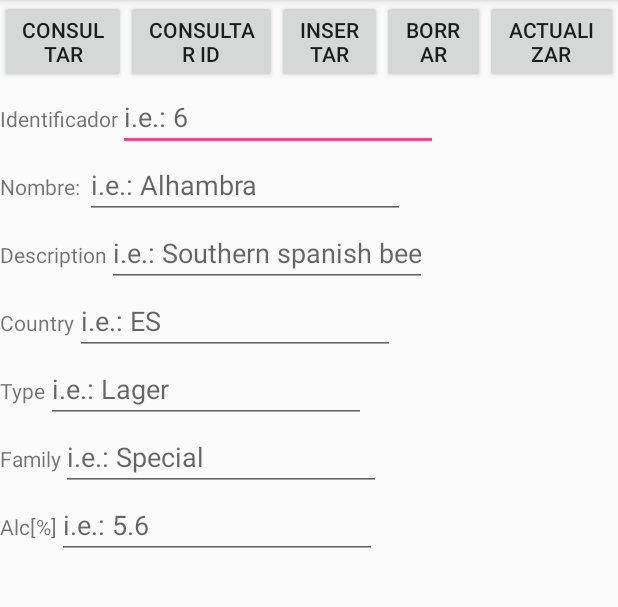
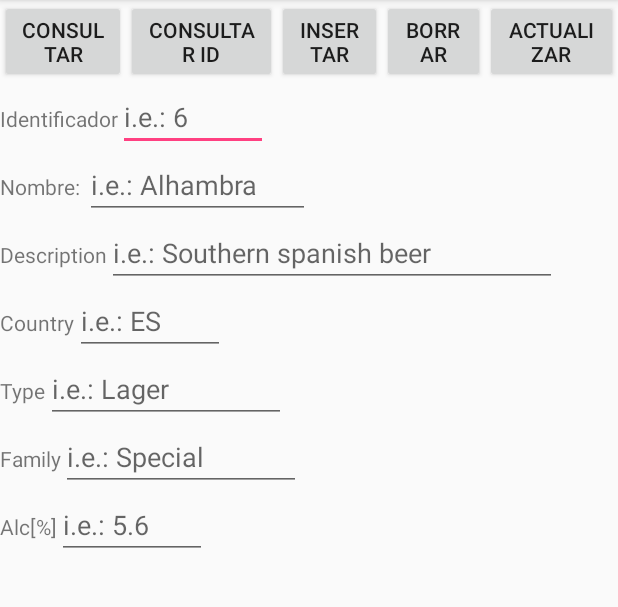
Before and after one commit to jalmansa88/beerws-client-android, an Android app: the screen it shows after launch (MainActivity), after a tap on "INSERTAR", on a phone screen of 412 x 824 dp, the part 84-691 px from its top. Run offline under Robolectric (Android 15) with nearby library versions, the phone set to English and light mode, and no system bars; 2 other taps on this screen came first.

```diff
--- a/app/src/main/java/com/example/developmentvmachine/serviciosweb/MainActivity.java
+++ b/app/src/main/java/com/example/developmentvmachine/serviciosweb/MainActivity.java
@@ -3,31 +3,20 @@ package com.example.developmentvmachine.serviciosweb;
 import android.os.Bundle;
 import android.support.v7.app.AppCompatActivity;
 import android.text.TextUtils;
+import android.text.method.ScrollingMovementMethod;
 import android.view.Menu;
 import android.view.MenuItem;
 import android.view.View;
 import android.widget.Button;
 import android.widget.EditText;
 import android.widget.TextView;
+import android.widget.Toast;
 
 import com.example.developmentvmachine.serviciosweb.utils.Constants;
 import com.example.developmentvmachine.serviciosweb.utils.HttpConnection;
 import com.example.developmentvmachine.serviciosweb.utils.HttpGet;
 
 public class MainActivity extends AppCompatActivity implements View.OnClickListener{
-
-//    private static String GET_ALL_URL = "http://softcode.esy.es/getAll.php";
-//    private static String GET_BY_ID_URL = "http://softcode.esy.es/getCervezaById.php?id=";
-//    private static String INSERT_URL = "http://softcode.esy.es/insertCerveza.php";
-//    private static String UPDATE_URL = "http://softcode.esy.es/updateCerveza.php";
-//    private static String DELETE_URL = "http://softcode.esy.es/deleteCerveza.php";
-
-//    private static String GET_ALL = "getAll";
-//    private static String GET_BY_ID = "getById";
-//    private static String INSERT = "insert";
-//    private static String UPDATE = "update";
-//    private static String DELETE = "delete";
-
 
     Button consultar;
     Button constarId;
@@ -65,6 +54,7 @@ public class MainActivity extends AppCompatActivity implements View.OnClickListe
         tipo = (EditText)findViewById(R.id.etType);
         alc = (EditText)findViewById(R.id.etAlc);
         resultado = (TextView) findViewById(R.id.tvResultado);
+        resultado.setMovementMethod(new ScrollingMovementMethod());
 
         consultar.setOnClickListener(this);
         constarId.setOnClickListener(this);
@@ -119,10 +109,12 @@ public class MainActivity extends AppCompatActivity implements View.OnClickListe
                     hiloConexion = new HttpConnection(this);
                     hiloConexion.execute(Constants.GET_BY_ID, identificador.getText().toString());
                 }else{
-                    resultado.setText("Introduce ID para consultar!!");
+                    Toast toast = Toast.makeText(this, "Introduce ID para consultar", Toast.LENGTH_SHORT);
+                    toast.show();
                 }
                 break;
             case R.id.insertar:
+                if (checkValuesForInserAndUpdate(identificador.getText().toString(), nombre.getText().toString())){
                     hiloConexion = new HttpConnection(this);
                     hiloConexion.execute(Constants.INSERT,
                             nombre.getText().toString(),
@@ -132,9 +124,13 @@ public class MainActivity extends AppCompatActivity implements View.OnClickListe
                             familia.getText().toString(),
                             alc.getText().toString()
                     );
-
+                }else{
+                    Toast toast = Toast.makeText(this, "ID y Nombre no pueden ser nulos!", Toast.LENGTH_SHORT);
+                    toast.show();
+                }
                 break;
             case R.id.actualizar:
+                if (checkValuesForInserAndUpdate(identificador.getText().toString(), nombre.getText().toString())){
                     hiloConexion = new HttpConnection(this);
                     hiloConexion.execute(Constants.UPDATE,
                             identificador.getText().toString(),
@@ -145,11 +141,19 @@ public class MainActivity extends AppCompatActivity implements View.OnClickListe
                             familia.getText().toString(),
                             alc.getText().toString()
                     );
-
+                }else {
+                    Toast toast = Toast.makeText(this, "ID y Nombre no pueden ser nulos!", Toast.LENGTH_SHORT);
+                    toast.show();
+                }
                 break;
             case R.id.borrar:
+                if (checkIdValue(identificador.getText().toString())) {
                     hiloConexion = new HttpConnection(this);
                     hiloConexion.execute(Constants.DELETE, identificador.getText().toString());
+                }else{
+                    Toast toast = Toast.makeText(this, "Introduce ID del registro a eliminar", Toast.LENGTH_SHORT);
+                    toast.show();
+                }
 
                 break;
             default:
@@ -163,10 +167,11 @@ public class MainActivity extends AppCompatActivity implements View.OnClickListe
             return false;
         }
         Integer id = Integer.parseInt(st);
-        if (id == null || id < 0){
-            return false;
+        return id > 0;
     }
-        return true;
+
+    private boolean checkValuesForInserAndUpdate(String id, String name){
+        return !TextUtils.isEmpty(id) && !TextUtils.isEmpty(name);
     }
 
 }
--- a/app/src/main/res/layout/content_main.xml
+++ b/app/src/main/res/layout/content_main.xml
@@ -64,12 +64,12 @@
 
         <EditText
             android:id="@+id/etId"
-            android:layout_width="wrap_content"
+            android:layout_width="100dp"
             android:layout_height="wrap_content"
             android:ems="10"
             android:hint="i.e.: 6"
-            android:maxLength="4"
-            android:inputType="number" />
+            android:inputType="number"
+            android:maxLength="4" />
 
     </LinearLayout>
 
@@ -86,12 +86,12 @@
 
         <EditText
             android:id="@+id/etNombre"
-            android:layout_width="wrap_content"
+            android:layout_width="150dp"
             android:layout_height="wrap_content"
             android:ems="10"
             android:hint="i.e.: Alhambra"
-            android:maxLength="20"
-            android:inputType="textPersonName" />
+            android:inputType="textPersonName"
+            android:maxLength="20" />
 
     </LinearLayout>
 
@@ -108,12 +108,12 @@
 
         <EditText
             android:id="@+id/etDescription"
-            android:layout_width="wrap_content"
+            android:layout_width="300dp"
             android:layout_height="wrap_content"
             android:ems="10"
             android:hint="i.e.: Southern spanish beer"
-            android:maxLength="50"
-            android:inputType="textPersonName" />
+            android:inputType="textPersonName"
+            android:maxLength="50" />
 
     </LinearLayout>
 
@@ -130,12 +130,12 @@
 
         <EditText
             android:id="@+id/etCountry"
-            android:layout_width="wrap_content"
+            android:layout_width="100dp"
             android:layout_height="wrap_content"
             android:ems="10"
-            android:maxLength="2"
             android:hint="i.e.: ES"
-            android:inputType="textPersonName" />
+            android:inputType="textPersonName"
+            android:maxLength="2" />
 
     </LinearLayout>
 
@@ -152,7 +152,7 @@
 
         <EditText
             android:id="@+id/etType"
-            android:layout_width="wrap_content"
+            android:layout_width="160dp"
             android:layout_height="wrap_content"
             android:ems="10"
             android:maxLength="20"
@@ -174,12 +174,12 @@
 
         <EditText
             android:id="@+id/etFamily"
-            android:layout_width="match_parent"
+            android:layout_width="160dp"
             android:layout_height="wrap_content"
             android:ems="10"
-            android:maxLength="50"
             android:hint="i.e.: Special"
-            android:inputType="textPersonName" />
+            android:inputType="textPersonName"
+            android:maxLength="50" />
 
     </LinearLayout>
 
@@ -196,24 +196,30 @@
 
         <EditText
             android:id="@+id/etAlc"
-            android:layout_width="match_parent"
+            android:layout_width="100dp"
             android:layout_height="wrap_content"
             android:ems="10"
-            android:maxLength="4"
             android:hint="i.e.: 5.6"
-            android:inputType="numberDecimal" />
+            android:inputType="numberDecimal"
+            android:maxLength="4" />
 
     </LinearLayout>
 
     <LinearLayout
         android:layout_width="match_parent"
         android:layout_height="wrap_content"
-        android:orientation="vertical">
+        android:orientation="horizontal">
 
         <TextView
             android:id="@+id/tvResultado"
+            android:layout_width="192dp"
+            android:layout_height="155dp"
+            android:scrollbars="vertical" />
+
+        <ImageView
+            android:id="@+id/ivImagen"
             android:layout_width="match_parent"
-            android:layout_height="334dp" />
+            android:layout_height="match_parent" />
 
     </LinearLayout>
 
--- a/build.gradle
+++ b/build.gradle
@@ -5,7 +5,7 @@ buildscript {
         jcenter()
     }
     dependencies {
-        classpath 'com.android.tools.build:gradle:2.3.0'
+        classpath 'com.android.tools.build:gradle:2.3.3'
 
         // NOTE: Do not place your application dependencies here; they belong
         // in the individual module build.gradle files
```
Also changed, not shown: app/src/main/java/com/example/developmentvmachine/serviciosweb/model/Cerveza.java (+13 -0 lines), app/src/main/java/com/example/developmentvmachine/serviciosweb/utils/HttpConnection.java (+32 -32 lines). Lines whose indentation alone changed are shown as unchanged.
